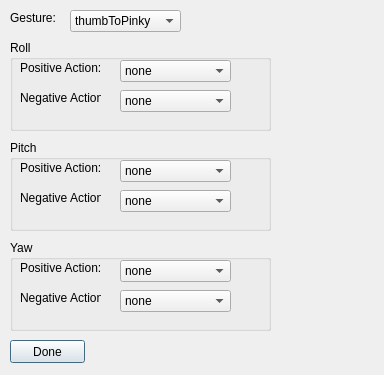
The window that PMMain/Midas/MidasProfileManager/HoldEditor.ui (lordy1992/ProjectMidas) describes before a commit, drawn with Qt 5.
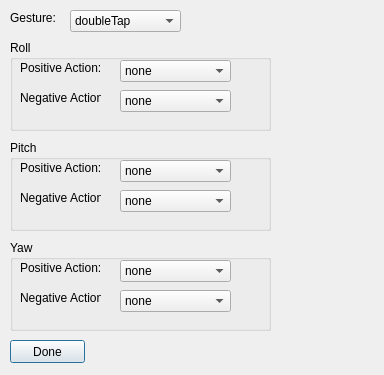
The same window after the commit.

Diff of the .ui file:
```diff
--- a/PMMain/Midas/MidasProfileManager/HoldEditor.ui
+++ b/PMMain/Midas/MidasProfileManager/HoldEditor.ui
@@ -36,11 +36,11 @@
     </rect>
    </property>
    <property name="currentText">
-    <string>thumbToPinky</string>
+    <string>doubleTap</string>
    </property>
    <item>
     <property name="text">
-     <string>thumbToPinky</string>
+     <string>doubleTap</string>
     </property>
    </item>
    <item>
```
